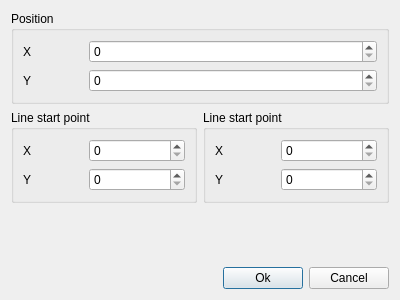
kelvinchin12070811/SimpleCalendarCreator, file SimpleCalendarCreator/resource/ui/edit_line.ui: the form before one commit.
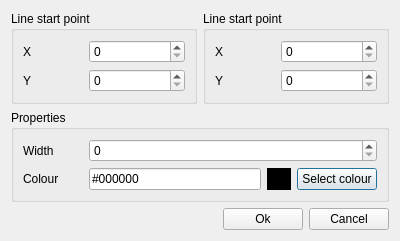
The form after the commit.

Commit message: added Element  preview

Patch:
```diff
--- a/SimpleCalendarCreator/resource/ui/edit_line.ui
+++ b/SimpleCalendarCreator/resource/ui/edit_line.ui
@@ -7,74 +7,13 @@
     <x>0</x>
     <y>0</y>
     <width>400</width>
-    <height>300</height>
+    <height>241</height>
    </rect>
   </property>
   <property name="windowTitle">
    <string>Edit line - %1</string>
   </property>
   <layout class="QVBoxLayout" name="verticalLayout_4">
-   <item>
-    <widget class="QGroupBox" name="groupBox">
-     <property name="title">
-      <string>Position</string>
-     </property>
-     <layout class="QVBoxLayout" name="verticalLayout">
-      <item>
-       <layout class="QHBoxLayout" name="horizontalLayout">
-        <item>
-         <widget class="QLabel" name="label">
-          <property name="minimumSize">
-           <size>
-            <width>60</width>
-            <height>0</height>
-           </size>
-          </property>
-          <property name="maximumSize">
-           <size>
-            <width>60</width>
-            <height>16777215</height>
-           </size>
-          </property>
-          <property name="text">
-           <string>X</string>
-          </property>
-         </widget>
-        </item>
-        <item>
-         <widget class="QSpinBox" name="spinPosX"/>
-        </item>
-       </layout>
-      </item>
-      <item>
-       <layout class="QHBoxLayout" name="horizontalLayout_2">
-        <item>
-         <widget class="QLabel" name="label_2">
-          <property name="minimumSize">
-           <size>
-            <width>60</width>
-            <height>0</height>
-           </size>
-          </property>
-          <property name="maximumSize">
-           <size>
-            <width>60</width>
-            <height>16777215</height>
-           </size>
-          </property>
-          <property name="text">
-           <string>Y</string>
-          </property>
-         </widget>
-        </item>
-        <item>
-         <widget class="QSpinBox" name="spinPosY"/>
-        </item>
-       </layout>
-      </item>
-     </layout>
-    </widget>
-   </item>
    <item>
     <layout class="QHBoxLayout" name="horizontalLayout_7">
      <item>
@@ -201,6 +140,100 @@
      </item>
     </layout>
    </item>
+   <item>
+    <widget class="QGroupBox" name="groupBox_4">
+     <property name="title">
+      <string>Properties</string>
+     </property>
+     <layout class="QVBoxLayout" name="verticalLayout_5">
+      <item>
+       <layout class="QHBoxLayout" name="horizontalLayout_9">
+        <item>
+         <widget class="QLabel" name="label_7">
+          <property name="minimumSize">
+           <size>
+            <width>60</width>
+            <height>0</height>
+           </size>
+          </property>
+          <property name="maximumSize">
+           <size>
+            <width>60</width>
+            <height>16777215</height>
+           </size>
+          </property>
+          <property name="text">
+           <string>Width</string>
+          </property>
+         </widget>
+        </item>
+        <item>
+         <widget class="QSpinBox" name="spinWidth"/>
+        </item>
+       </layout>
+      </item>
+      <item>
+       <layout class="QHBoxLayout" name="horizontalLayout_10">
+        <item>
+         <widget class="QLabel" name="label_8">
+          <property name="minimumSize">
+           <size>
+            <width>60</width>
+            <height>0</height>
+           </size>
+          </property>
+          <property name="maximumSize">
+           <size>
+            <width>60</width>
+            <height>16777215</height>
+           </size>
+          </property>
+          <property name="text">
+           <string>Colour</string>
+          </property>
+         </widget>
+        </item>
+        <item>
+         <widget class="QLineEdit" name="lnedColourHex">
+          <property name="text">
+           <string>#000000</string>
+          </property>
+         </widget>
+        </item>
+        <item>
+         <widget class="QLabel" name="labColourPreview">
+          <property name="minimumSize">
+           <size>
+            <width>24</width>
+            <height>0</height>
+           </size>
+          </property>
+          <property name="maximumSize">
+           <size>
+            <width>24</width>
+            <height>16777215</height>
+           </size>
+          </property>
+          <property name="styleSheet">
+           <string notr="true">background-color: rgb(0, 0, 0);</string>
+          </property>
+          <property name="text">
+           <string/>
+          </property>
+         </widget>
+        </item>
+        <item>
+         <widget class="QPushButton" name="btnChooseColour">
+          <property name="text">
+           <string>Select colour</string>
+          </property>
+         </widget>
+        </item>
+       </layout>
+      </item>
+     </layout>
+    </widget>
+   </item>
    <item>
     <spacer name="verticalSpacer">
      <property name="orientation">
```
The commit also changes 8 other files.
